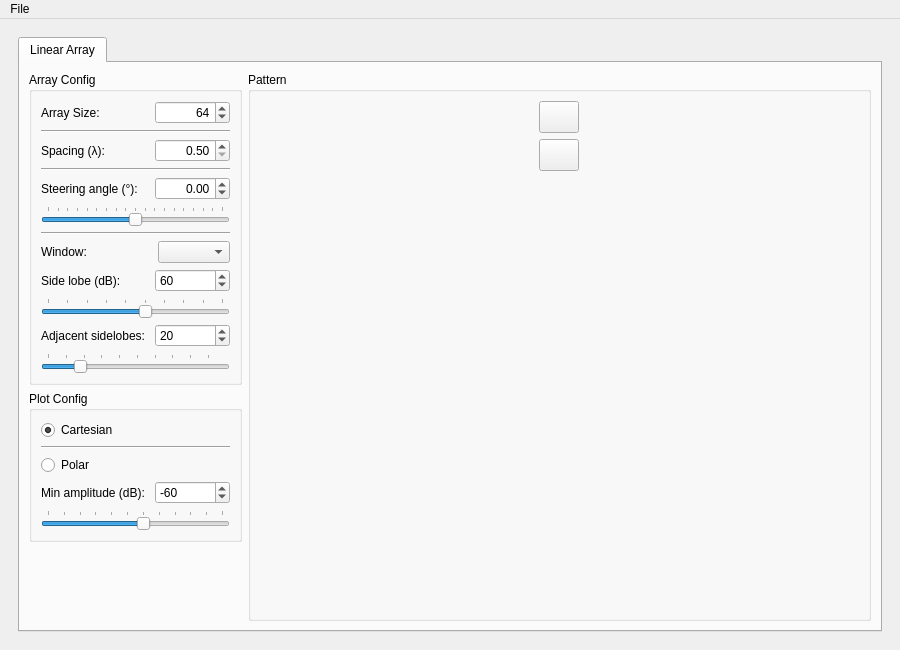
The window that ui_array_analysis.ui (rookiepeng/antenna-array-analysis) describes before a commit, drawn with Qt 5.
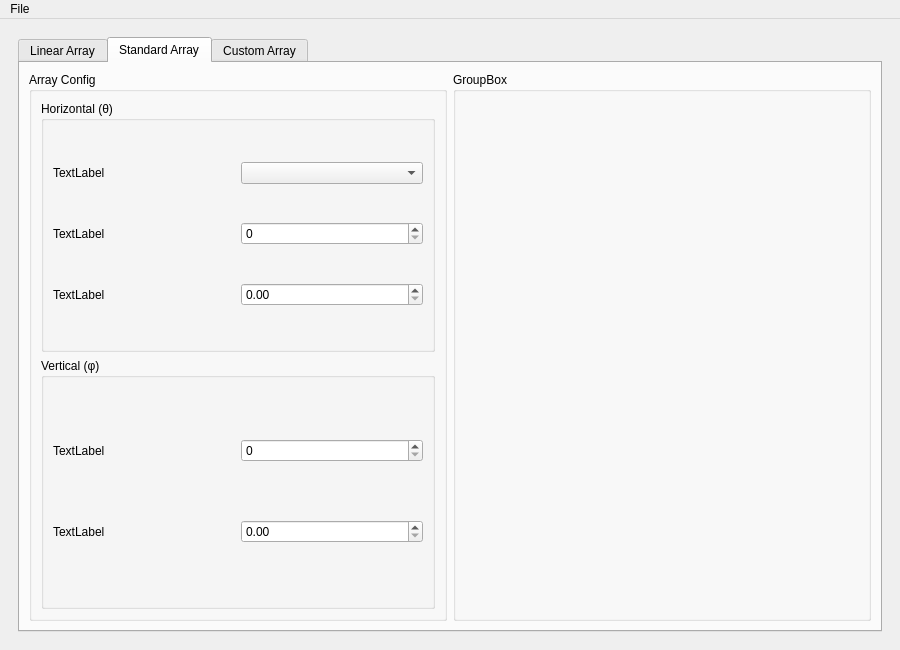
The same window after the commit. The open tabs and pages were chosen to show the change. Icons and pictures are not drawn.

Diff of the .ui file:
```diff
--- a/ui_array_analysis.ui
+++ b/ui_array_analysis.ui
@@ -629,6 +629,132 @@
         </item>
        </layout>
       </widget>
+      <widget class="QWidget" name="tab_2">
+       <attribute name="title">
+        <string>Standard Array</string>
+       </attribute>
+       <layout class="QHBoxLayout" name="horizontalLayout_11">
+        <item>
+         <layout class="QVBoxLayout" name="verticalLayout_5">
+          <item>
+           <widget class="QGroupBox" name="groupBox_3">
+            <property name="title">
+             <string>Array Config</string>
+            </property>
+            <layout class="QVBoxLayout" name="verticalLayout_6">
+             <item>
+              <widget class="QGroupBox" name="groupBox_4">
+               <property name="title">
+                <string>Horizontal (θ)</string>
+               </property>
+               <property name="flat">
+                <bool>true</bool>
+               </property>
+               <layout class="QVBoxLayout" name="verticalLayout_7">
+                <item>
+                 <layout class="QHBoxLayout" name="horizontalLayout_12">
+                  <item>
+                   <widget class="QLabel" name="label_5">
+                    <property name="text">
+                     <string>TextLabel</string>
+                    </property>
+                   </widget>
+                  </item>
+                  <item>
+                   <widget class="QComboBox" name="comboBox"/>
+                  </item>
+                 </layout>
+                </item>
+                <item>
+                 <layout class="QHBoxLayout" name="horizontalLayout_13">
+                  <item>
+                   <widget class="QLabel" name="label_6">
+                    <property name="text">
+                     <string>TextLabel</string>
+                    </property>
+                   </widget>
+                  </item>
+                  <item>
+                   <widget class="QSpinBox" name="spinBox"/>
+                  </item>
+                 </layout>
+                </item>
+                <item>
+                 <layout class="QHBoxLayout" name="horizontalLayout_14">
+                  <item>
+                   <widget class="QLabel" name="label_7">
+                    <property name="text">
+                     <string>TextLabel</string>
+                    </property>
+                   </widget>
+                  </item>
+                  <item>
+                   <widget class="QDoubleSpinBox" name="doubleSpinBox"/>
+                  </item>
+                 </layout>
+                </item>
+               </layout>
+              </widget>
+             </item>
+             <item>
+              <widget class="QGroupBox" name="groupBox_5">
+               <property name="title">
+                <string>Vertical (φ)</string>
+               </property>
+               <property name="flat">
+                <bool>true</bool>
+               </property>
+               <layout class="QVBoxLayout" name="verticalLayout_8">
+                <item>
+                 <layout class="QHBoxLayout" name="horizontalLayout_15">
+                  <item>
+                   <widget class="QLabel" name="label_8">
+                    <property name="text">
+                     <string>TextLabel</string>
+                    </property>
+                   </widget>
+                  </item>
+                  <item>
+                   <widget class="QSpinBox" name="spinBox_2"/>
+                  </item>
+                 </layout>
+                </item>
+                <item>
+                 <layout class="QHBoxLayout" name="horizontalLayout_16">
+                  <item>
+                   <widget class="QLabel" name="label_9">
+                    <property name="text">
+                     <string>TextLabel</string>
+                    </property>
+                   </widget>
+                  </item>
+                  <item>
+                   <widget class="QDoubleSpinBox" name="doubleSpinBox_2"/>
+                  </item>
+                 </layout>
+                </item>
+               </layout>
+              </widget>
+             </item>
+            </layout>
+           </widget>
+          </item>
+         </layout>
+        </item>
+        <item>
+         <widget class="QGroupBox" name="groupBox_2">
+          <property name="title">
+           <string>GroupBox</string>
+          </property>
+         </widget>
+        </item>
+       </layout>
+      </widget>
+      <widget class="QWidget" name="tab_3">
+       <attribute name="title">
+        <string>Custom Array</string>
+       </attribute>
+      </widget>
      </widget>
     </item>
    </layout>
```
